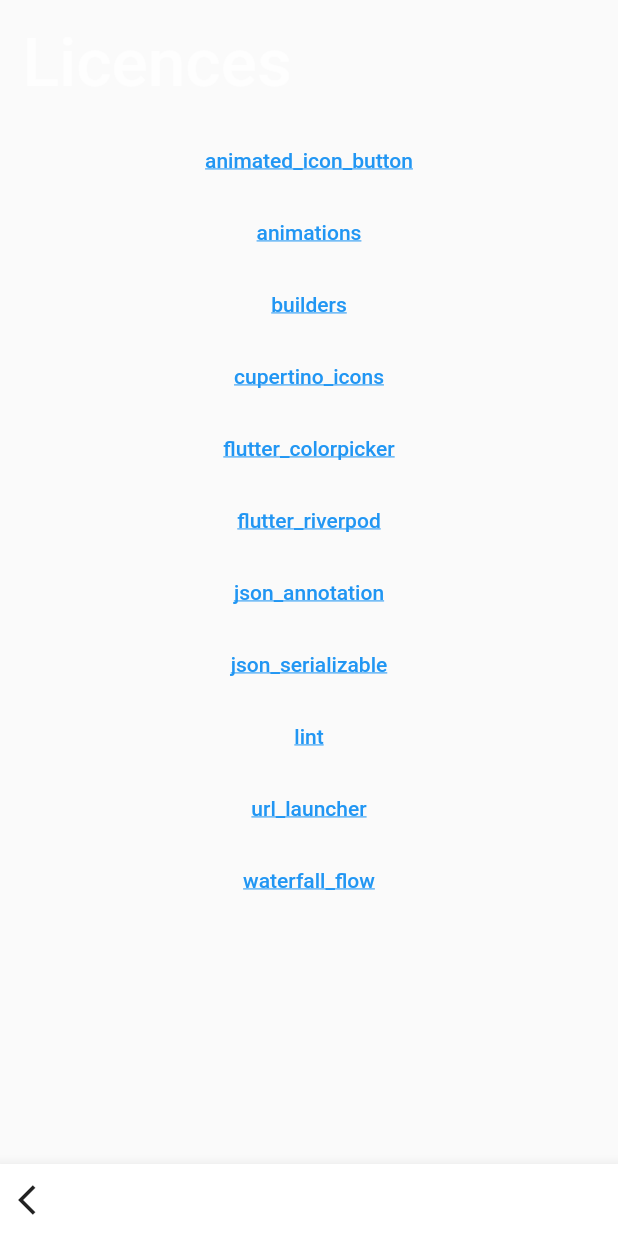
After one commit to SirusCodes/Heartry, a Flutter app: the AboutScreen screen opened directly, after a tap on "Open source licences", on a phone screen of 412 x 824 dp. The commit adds this screen. Run offline on Flutter 3.47's test engine with Material 2 defaults, Android fonts, the phone set to English and light mode, and no system bars; our stand-ins replace flutter_colorpicker, flutter_riverpod, waterfall_flow; missing offline and left inert: animated_icon_button.

Commit message:
oss screen addition

```diff
--- /dev/null
+++ b/lib/screens/about_screen/screens/open_source_libraries.dart
@@ -0,0 +1,78 @@
+import 'package:flutter/material.dart';
+import 'package:url_launcher/url_launcher.dart';
+
+const List<String> ossNames = [
+  "animated_icon_button",
+  "animations",
+  "builders",
+  "cupertino_icons",
+  "flutter_colorpicker",
+  "flutter_riverpod",
+  "json_annotation",
+  "json_serializable",
+  "lint",
+  "url_launcher",
+  "waterfall_flow",
+];
+
+class OpenSourceLibraries extends StatelessWidget {
+  const OpenSourceLibraries({Key key}) : super(key: key);
+
+  @override
+  Widget build(BuildContext context) {
+    return Scaffold(
+      body: SafeArea(
+        child: ListView(
+          padding: const EdgeInsets.all(15),
+          children: <Widget>[
+            Text(
+              "Licences",
+              style: Theme.of(context)
+                  .accentTextTheme
+                  .headline3
+                  .copyWith(fontWeight: FontWeight.w500),
+            ),
+            const SizedBox(height: 15),
+            ...ossNames.map(
+              (e) => TextButton(
+                style: ButtonStyle(
+                  padding: MaterialStateProperty.all(EdgeInsets.zero),
+                ),
+                onPressed: () => _launchURL(e),
+                child: Text(
+                  e,
+                  textAlign: TextAlign.start,
+                  style: const TextStyle(
+                    color: Colors.blue,
+                    decoration: TextDecoration.underline,
+                  ),
+                ),
+              ),
+            ),
+          ],
+        ),
+      ),
+      bottomNavigationBar: BottomAppBar(
+        child: Row(
+          children: <Widget>[
+            IconButton(
+              icon: const Icon(Icons.arrow_back_ios),
+              onPressed: () {
+                Navigator.pop(context);
+              },
+            )
+          ],
+        ),
+      ),
+    );
+  }
+
+  Future<void> _launchURL(String name) async {
+    final url = "https://pub.dev/packages/$name";
+    if (await canLaunch(url)) {
+      await launch(url);
+    } else {
+      throw 'Could not launch $url';
+    }
+  }
+}
--- a/lib/screens/about_screen/widgets/others.dart
+++ b/lib/screens/about_screen/widgets/others.dart
@@ -1,6 +1,7 @@
 import 'package:flutter/material.dart';
 import 'package:url_launcher/url_launcher.dart';
 
+import '../screens/open_source_libraries.dart';
 import 'base_info_widget.dart';
 
 class Others extends StatelessWidget {
@@ -20,10 +21,17 @@ class Others extends StatelessWidget {
           ),
         ),
         ListTile(
-          title: const Text("Open source libraries used"),
+          title: const Text("Open source licences"),
           subtitle: const Text("What libraries were used for the development"),
           leading: const CircleAvatar(child: Icon(Icons.book)),
-          onTap: () {},
+          onTap: () {
+            Navigator.push(
+              context,
+              MaterialPageRoute(
+                builder: (_) => const OpenSourceLibraries(),
+              ),
+            );
+          },
         ),
         ListTile(
           title: const Text("Version"),
--- a/lib/screens/settings_screen/settings_screen.dart
+++ b/lib/screens/settings_screen/settings_screen.dart
@@ -26,7 +26,7 @@ class SettingsScreen extends StatelessWidget {
                 child: Icon(Icons.person),
               ),
               title: const Text("About"),
-              subtitle: const Text("Developers, social links, repository"),
+              subtitle: const Text("Developement, donations, repository, info"),
               onTap: () {
                 Navigator.push(
                   context,
--- a/pubspec.yaml
+++ b/pubspec.yaml
@@ -28,6 +28,7 @@ dependencies:
   cupertino_icons: ^1.0.1
   flutter_colorpicker: ^0.3.4
   flutter_riverpod: ^0.12.1
+  json_annotation: ^3.1.1
   url_launcher: ^5.7.10
   waterfall_flow: ^2.0.5
 
@@ -36,6 +37,8 @@ dev_dependencies:
     sdk: flutter
   integration_test:
     sdk: flutter
+  builders:
+  json_serializable: ^3.5.1
   lint: ^1.5.1
 
 # For information on the generic Dart part of this file, see the
```
Also changed, not shown: pubspec.lock.
